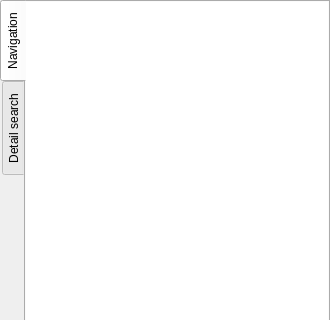
Above: views/authorityview.ui from caxapyk/pa-decision before the change; both pictures show x 0 to 330 and y 0 to 320 of the 330 by 600 pixel window. Below: the same form after it.
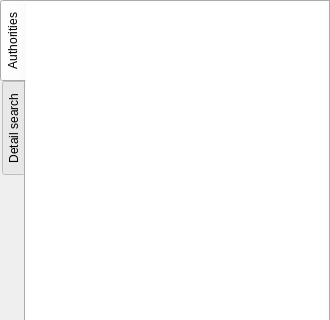
That is the form after the change. Icons and pictures are not drawn.

Patch:
```diff
--- a/views/authorityview.ui
+++ b/views/authorityview.ui
@@ -61,7 +61,7 @@
         <normaloff>:/icons/icons/icon-16.png</normaloff>:/icons/icons/icon-16.png</iconset>
       </attribute>
       <attribute name="title">
-       <string>Navigation</string>
+       <string>Authorities</string>
       </attribute>
       <layout class="QVBoxLayout" name="verticalLayout">
        <property name="spacing">
```
Left out of the diff: 2 changed lines with no effect on the pictures.
